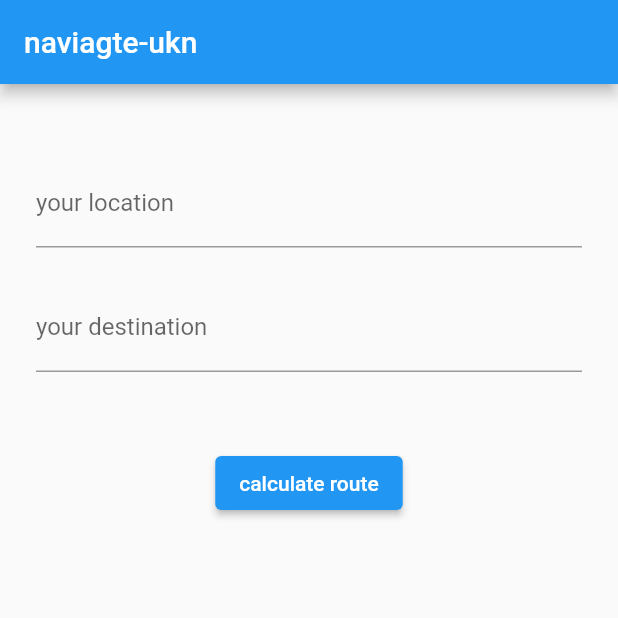
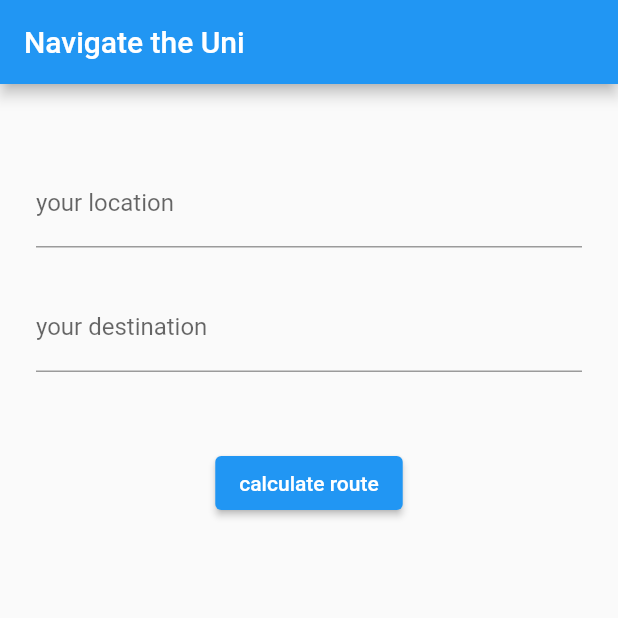
Before and after one commit to cod-eric/navigate-ukn, a Flutter app: the screen it shows after launch, after a tap on "calculate route", on a phone screen of 412 x 824 dp, the top half of it. Run offline on Flutter 3.47's test engine with Material 2 defaults, Android fonts, the phone set to English and light mode, and no system bars.

Commit message:
Changes by gabriel

```diff
--- a/lib/graph.dart
+++ b/lib/graph.dart
@@ -1,7 +1,14 @@
 enum NodeType { elevator, stairs, room, toilet, foodSpot, drinkSpot }
+
+class Tuple<T, R> {
+  Tuple(this.one, this.two);
+  final T one;
+  final R two;
+}
 
 class Graph {
   Graph(this.nodes, this.edges);
+
   final List<Node> nodes;
   final List<Edge> edges;
 }
--- a/lib/main.dart
+++ b/lib/main.dart
@@ -1,9 +1,21 @@
 import 'package:flutter/material.dart';
 import 'package:navigate_ukn/roominputfield.dart';
 
+import 'graph.dart';
+
+Graph uniKonstanz = Graph(List.empty(), List.empty());
+
 void main() {
   runApp(MaterialApp(
-    debugShowCheckedModeBanner: false,
-    home: FormValidationExample(),
-  ));
+      debugShowCheckedModeBanner: false,
+      home: MaterialApp(
+          home: Scaffold(
+        appBar: AppBar(
+          title: const Text('Navigate the Uni'),
+        ),
+        body: Padding(
+          padding: const EdgeInsets.symmetric(horizontal: 24),
+          child: RoomInputField(),
+        ),
+      ))));
 }
--- a/lib/roominputfield.dart
+++ b/lib/roominputfield.dart
@@ -1,41 +1,36 @@
 import 'package:flutter/material.dart';
 
-class FormValidationExample extends StatelessWidget with InputValidationMixin {
-  final formGlobalKey = GlobalKey < FormState > ();
+class RoomInputField extends StatelessWidget with InputValidationMixin {
+  final formGlobalKey = GlobalKey<FormState>();
 
   @override
   Widget build(BuildContext context) {
-    return Scaffold(
-        appBar: AppBar(
-          title: Text('naviagte-ukn'),
-        ),
-        body:
-        Padding(
-          padding: const EdgeInsets.symmetric(horizontal: 24),
-          child: Form(
+    return Form(
         key: formGlobalKey,
         child: Column(
           children: [
             const SizedBox(height: 50),
             TextFormField(
-                  decoration: InputDecoration(
-                      labelText: "your location"
-                  ),
+              decoration: const InputDecoration(labelText: "your location"),
               validator: (email) {
-                    if (isRoomValid(email!)) return null;
-                    else
+                if (isRoomValid(email!)) {
+                  return null;
+                } else {
                   return 'Enter a valid location';
+                }
               },
             ),
             const SizedBox(height: 24),
             TextFormField(
-                  decoration: InputDecoration(
+              decoration: const InputDecoration(
                 labelText: "your destination",
               ),
               validator: (password) {
-                    if (isRoomValid(password!)) return null;
-                    else
+                if (isRoomValid(password!)) {
+                  return null;
+                } else {
                   return 'Enter a valid location';
+                }
               },
             ),
             const SizedBox(height: 50),
@@ -46,10 +41,8 @@ class FormValidationExample extends StatelessWidget with InputValidationMixin {
                     // use the email provided here
                   }
                 },
-                    child: Text("calculate route"))
+                child: const Text("calculate route"))
           ],
-            ),
-          ),
         ));
   }
 }
@@ -61,4 +54,5 @@ mixin InputValidationMixin {
 
     return true;
   }
+
 }
```
Lines whose indentation alone changed are shown as unchanged.
